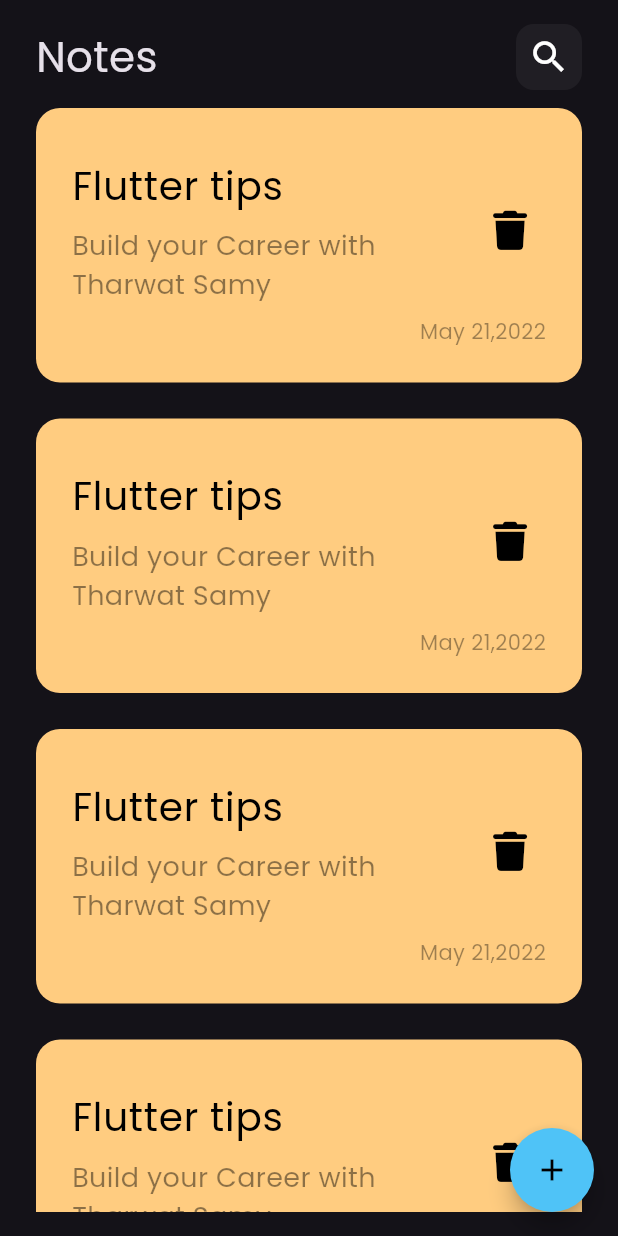
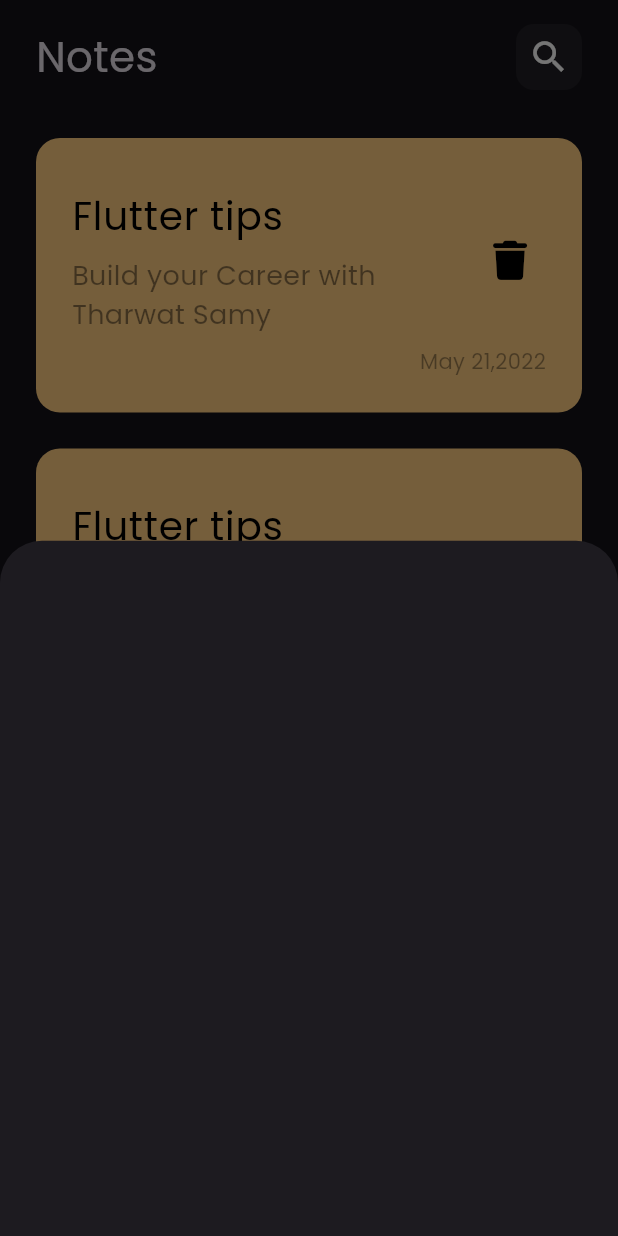
Before and after one commit to As-tra/notes_app, a Flutter app: the screen it shows after launch, after a tap on the "add" icon, on a phone screen of 412 x 824 dp. Run offline on Flutter 3.47's test engine with Material 3 defaults, Android fonts, the phone set to English and light mode, and no system bars; our stand-ins replace font_awesome_flutter.

Commit message:
show modal bottom sheet

```diff
--- /dev/null
+++ b/lib/views/add_note_bottom_sheet.dart
@@ -0,0 +1,10 @@
+import 'package:flutter/material.dart';
+
+class AddNoteBottomSheet extends StatelessWidget {
+  const AddNoteBottomSheet({super.key});
+
+  @override
+  Widget build(BuildContext context) {
+    return Container();
+  }
+}
--- a/lib/views/notes_view.dart
+++ b/lib/views/notes_view.dart
@@ -1,4 +1,5 @@
 import 'package:flutter/material.dart';
+import 'package:note_offline/views/add_note_bottom_sheet.dart';
 import 'package:note_offline/views/widgets/notes_view_body.dart';
 
 class NotesView extends StatelessWidget {
@@ -11,7 +12,12 @@ class NotesView extends StatelessWidget {
       floatingActionButton: FloatingActionButton(
         backgroundColor: Colors.lightBlue.shade300,
         shape: const CircleBorder(),
-        onPressed: () {},
+        onPressed: () {
+          showModalBottomSheet(
+            context: context,
+            builder: (context) => const AddNoteBottomSheet(),
+          );
+        },
         child: const Icon(
           Icons.add,
           color: Colors.black,
--- a/lib/views/widgets/notes_list_view.dart
+++ b/lib/views/widgets/notes_list_view.dart
@@ -7,6 +7,7 @@ class NotesListView extends StatelessWidget {
   @override
   Widget build(BuildContext context) {
     return ListView.builder(
+      padding: EdgeInsets.zero,
       itemCount: 10,
       itemBuilder: (context, index) {
         return NoteItem(
--- a/lib/views/widgets/notes_view_body.dart
+++ b/lib/views/widgets/notes_view_body.dart
@@ -15,6 +15,9 @@ class NotesViewBody extends StatelessWidget {
       child: Column(
         children: [
           CustomAppBar(),
+          SizedBox(
+            height: 20,
+          ),
           Expanded(child: NotesListView()),
         ],
       ),
```
